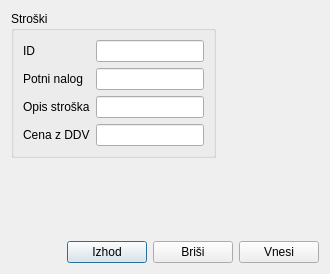
The window that stroski.ui (bubi-luka/BubiRacun) describes before a commit, drawn with Qt 5.
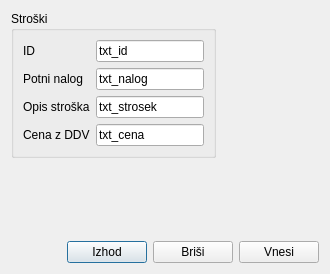
The same window after the commit.

```diff
--- a/stroski.ui
+++ b/stroski.ui
@@ -42,10 +42,18 @@
            </widget>
           </item>
           <item row="2" column="1">
-           <widget class="QLineEdit" name="txt_strosek"/>
+           <widget class="QLineEdit" name="txt_strosek">
+            <property name="text">
+             <string>txt_strosek</string>
+            </property>
+           </widget>
           </item>
           <item row="3" column="1">
-           <widget class="QLineEdit" name="txt_cena"/>
+           <widget class="QLineEdit" name="txt_cena">
+            <property name="text">
+             <string>txt_cena</string>
+            </property>
+           </widget>
           </item>
           <item row="0" column="0">
            <widget class="QLabel" name="label_3">
@@ -55,10 +63,18 @@
            </widget>
           </item>
           <item row="0" column="1">
-           <widget class="QLineEdit" name="txt_id"/>
+           <widget class="QLineEdit" name="txt_id">
+            <property name="text">
+             <string>txt_id</string>
+            </property>
+           </widget>
           </item>
           <item row="1" column="1">
-           <widget class="QLineEdit" name="txt_nalog"/>
+           <widget class="QLineEdit" name="txt_nalog">
+            <property name="text">
+             <string>txt_nalog</string>
+            </property>
+           </widget>
           </item>
           <item row="1" column="0">
            <widget class="QLabel" name="label_4">
```
